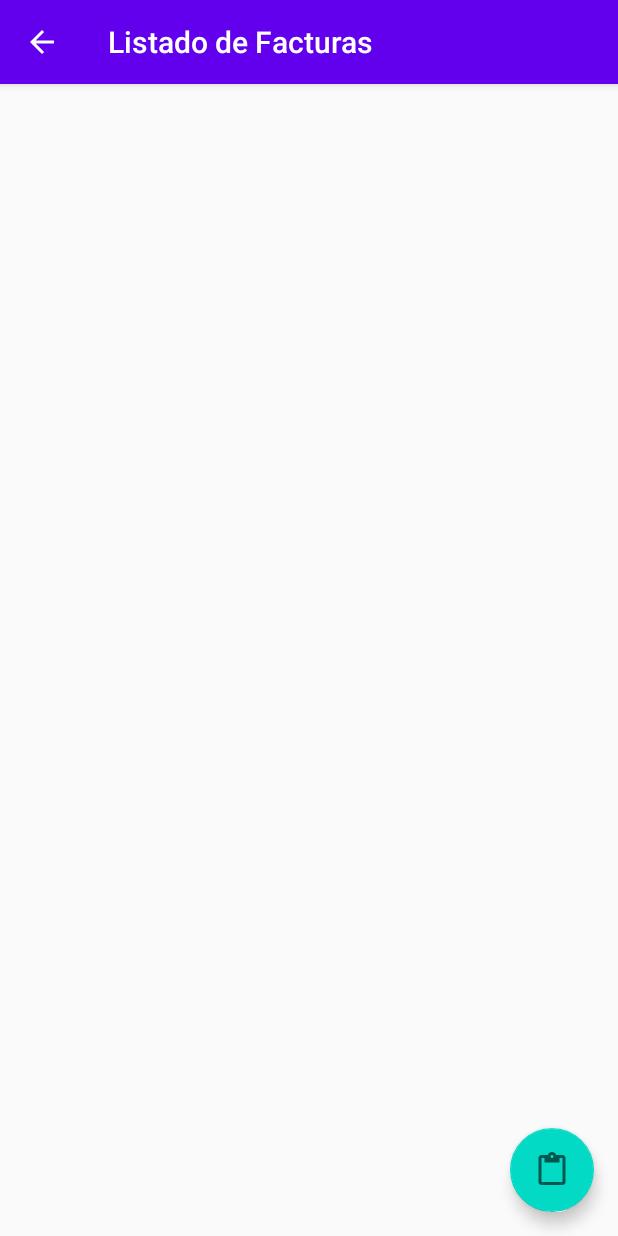
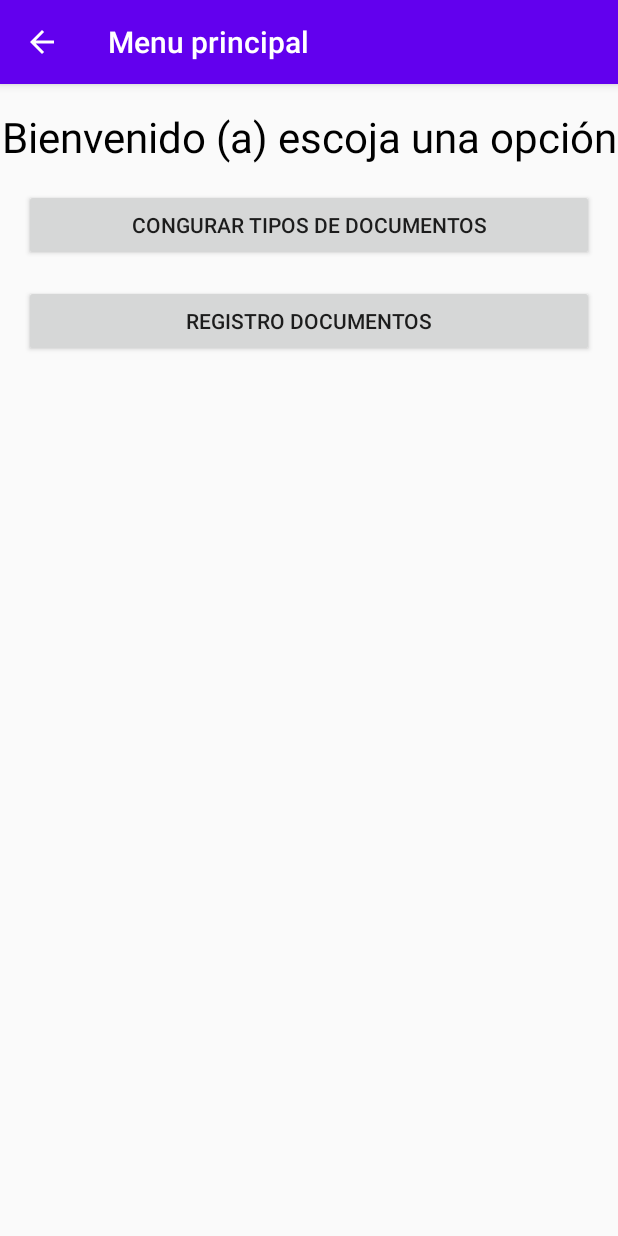
Before and after one commit to DanielAristy/AppDatamigo, an Android app: the screen it shows after launch (MainActivity before the commit, StartActivity after it), on a phone screen of 412 x 824 dp. Run offline under Robolectric (Android 15) with nearby library versions, the phone set to English and light mode, and no system bars.

Commit message:
Generando recuersos para generar los tipos de documentos

```diff
--- a/app/src/main/java/com/example/appdatamigo/entidades/Documento.java
+++ b/app/src/main/java/com/example/appdatamigo/entidades/Documento.java
@@ -30,4 +30,5 @@ public class Documento implements Serializable {
     @ColumnInfo(name = "precio")
     private double precio;
 
+
 }
--- /dev/null
+++ b/app/src/main/java/com/example/appdatamigo/view/StartActivity.java
@@ -0,0 +1,30 @@
+package com.example.appdatamigo.view;
+
+import androidx.appcompat.app.AppCompatActivity;
+
+import android.content.Intent;
+import android.os.Bundle;
+import android.view.View;
+
+import com.example.appdatamigo.R;
+import com.example.appdatamigo.utilities.ActionBarUtil;
+
+public class StartActivity extends AppCompatActivity {
+
+    private ActionBarUtil actionBarUtil;
+    @Override
+    protected void onCreate(Bundle savedInstanceState) {
+        super.onCreate(savedInstanceState);
+        setContentView(R.layout.activity_start);
+        initcomponent();
+    }
+    private void initcomponent() {
+        actionBarUtil = new ActionBarUtil(this);
+        actionBarUtil.setToolBar(getString(R.string.menu_principal));
+    }
+
+    public void goToMainActivity(View view) {
+        Intent factura = new Intent(this,MainActivity.class);
+        startActivity(factura);
+    }
+}
--- /dev/null
+++ b/app/src/main/res/layout/activity_start.xml
@@ -0,0 +1,57 @@
+<?xml version="1.0" encoding="utf-8"?>
+<androidx.constraintlayout.widget.ConstraintLayout xmlns:android="http://schemas.android.com/apk/res/android"
+    xmlns:app="http://schemas.android.com/apk/res-auto"
+    xmlns:tools="http://schemas.android.com/tools"
+    android:layout_width="match_parent"
+    android:layout_height="match_parent"
+    tools:context=".view.StartActivity">
+
+    <Button
+        android:id="@+id/button"
+        android:layout_width="0dp"
+        android:layout_height="wrap_content"
+        android:layout_marginStart="16dp"
+        android:layout_marginTop="16dp"
+        android:layout_marginEnd="16dp"
+        android:layout_marginBottom="8dp"
+        android:text="@string/congifuracion_tipo_documento"
+        app:layout_constraintBottom_toBottomOf="parent"
+        app:layout_constraintEnd_toEndOf="parent"
+        app:layout_constraintStart_toStartOf="parent"
+        app:layout_constraintTop_toBottomOf="@+id/textView"
+        app:layout_constraintVertical_bias="0.0" />
+
+    <TextView
+        android:id="@+id/textView"
+        android:layout_width="wrap_content"
+        android:layout_height="wrap_content"
+        android:layout_marginStart="8dp"
+        android:layout_marginTop="16dp"
+        android:layout_marginEnd="8dp"
+        android:layout_marginBottom="16dp"
+        android:text="@string/bienvenido"
+        android:textColor="#000"
+        android:textSize="28sp"
+        android:gravity="center"
+        app:layout_constraintBottom_toBottomOf="parent"
+        app:layout_constraintEnd_toEndOf="parent"
+        app:layout_constraintStart_toStartOf="parent"
+        app:layout_constraintTop_toTopOf="parent"
+        app:layout_constraintVertical_bias="0.0" />
+
+    <Button
+        android:layout_width="0dp"
+        android:layout_height="wrap_content"
+        android:layout_marginStart="16dp"
+        android:layout_marginTop="16dp"
+        android:layout_marginEnd="16dp"
+        android:layout_marginBottom="8dp"
+        android:text="@string/registro_documentos"
+        android:onClick="goToMainActivity"
+        app:layout_constraintBottom_toBottomOf="parent"
+        app:layout_constraintEnd_toEndOf="parent"
+        app:layout_constraintStart_toStartOf="parent"
+        app:layout_constraintTop_toBottomOf="@+id/button"
+        app:layout_constraintVertical_bias="0.0" />
+
+</androidx.constraintlayout.widget.ConstraintLayout>
--- a/app/src/main/res/values/strings.xml
+++ b/app/src/main/res/values/strings.xml
@@ -20,4 +20,8 @@
     <string name="id_factura">Id Factura</string>
     <string name="eliminar_factura">Se elimino correctamente la factura</string>
     <string name="editar_factura">Se edito correctamente la factura</string>
+    <string name="menu_principal">Menu principal</string>
+    <string name="bienvenido">Bienvenido (a) escoja una opción</string>
+    <string name="registro_documentos">Registro Documentos</string>
+    <string name="congifuracion_tipo_documento">Congurar tipos de documentos</string>
 </resources>
```
Also changed, not shown: app/src/main/AndroidManifest.xml (+11 -7 lines), app/src/main/java/com/example/appdatamigo/view/TipoDocumentoActivity.java (added, +17 -0 lines), app/src/main/res/layout/tipo_documento_item_layout.xml (added, +118 -0 lines).
